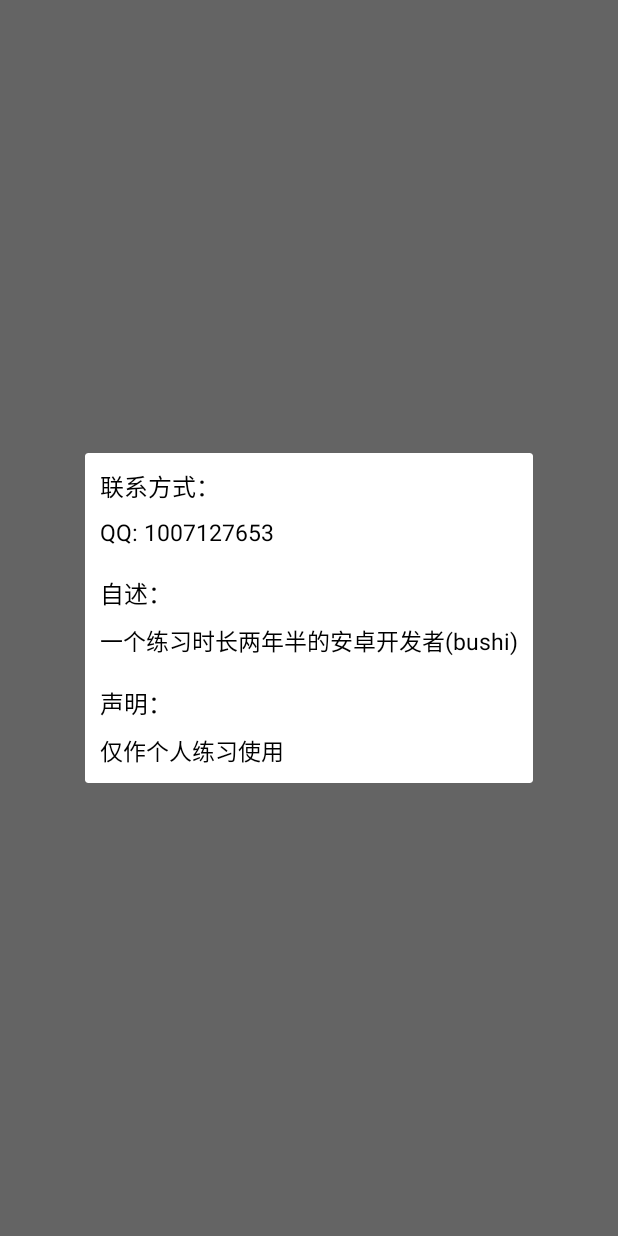
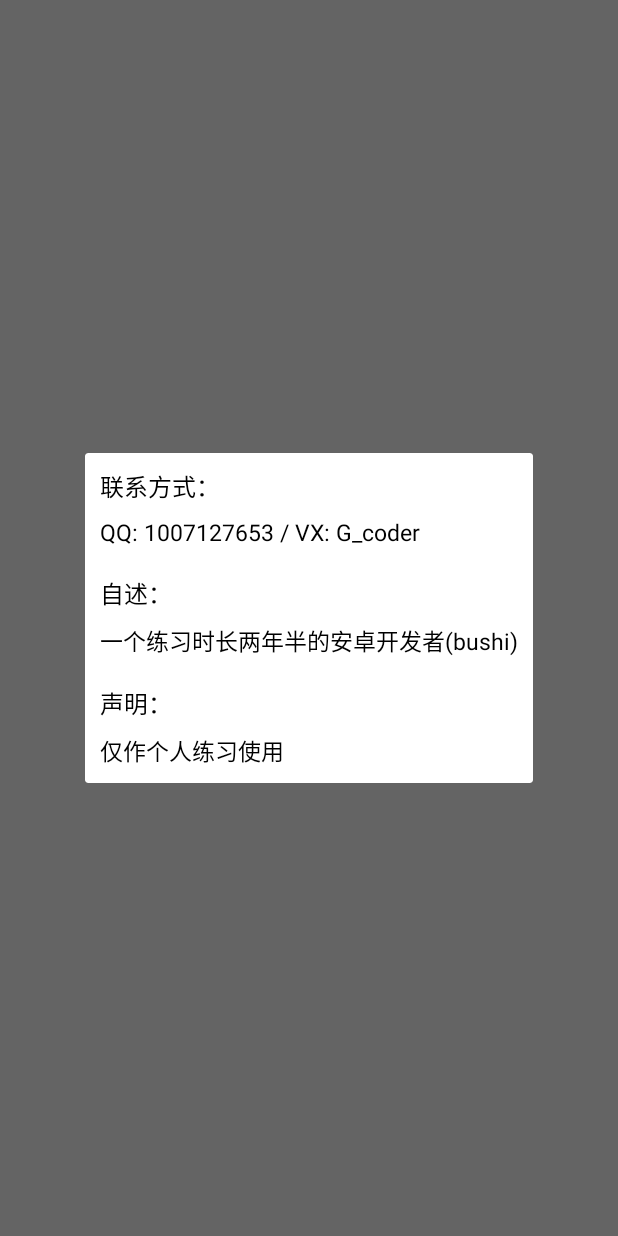
Before and after one commit to G-Pegasus/RedRockExam, an Android app: the fragment AboutAuthor shown on its own in the app's theme, on a phone screen of 412 x 824 dp. Run offline under Robolectric (Android 15) with nearby library versions, the phone set to English and light mode, and no system bars.

```diff
--- a/app/src/main/java/redrock/tongji/redrockexam/model/dao/VideoInfoDao.kt
+++ b/app/src/main/java/redrock/tongji/redrockexam/model/dao/VideoInfoDao.kt
@@ -10,7 +10,7 @@ import redrock.tongji.redrockexam.bean.VideoInfoBean
 
 /**
  * @Author Tongji
- * @Description
+ * @Description 收藏视频
  * @Date create in 2022/7/23 20:42
  */
 
--- a/app/src/main/java/redrock/tongji/redrockexam/model/network/NetStateManager.kt
+++ b/app/src/main/java/redrock/tongji/redrockexam/model/network/NetStateManager.kt
@@ -17,5 +17,4 @@ class NetStateManager private constructor() {
             NetStateManager()
         }
     }
-
 }
--- a/app/src/main/java/redrock/tongji/redrockexam/ui/activity/LikeActivity.kt
+++ b/app/src/main/java/redrock/tongji/redrockexam/ui/activity/LikeActivity.kt
@@ -2,27 +2,21 @@ package redrock.tongji.redrockexam.ui.activity
 
 import android.annotation.SuppressLint
 import android.content.Intent
-import android.graphics.Color
 import android.os.Bundle
 import android.view.View
 import android.view.animation.AnimationUtils
 import android.view.animation.LayoutAnimationController
-import androidx.lifecycle.Observer
 import androidx.lifecycle.ViewModelProvider
 import androidx.recyclerview.widget.LinearLayoutManager
 import redrock.tongji.lib_base.base.BaseBindVMActivity
-import redrock.tongji.lib_base.base.BaseBindVMFragment
 import redrock.tongji.redrockexam.App
 import redrock.tongji.redrockexam.R
 import redrock.tongji.redrockexam.appViewModel
 import redrock.tongji.redrockexam.bean.CommonData
-import redrock.tongji.redrockexam.bean.VideoInfoBean
 import redrock.tongji.redrockexam.databinding.ActivityLikeBinding
 import redrock.tongji.redrockexam.ext.init
 import redrock.tongji.redrockexam.ext.initFloatBtn
 import redrock.tongji.redrockexam.ext.setUiTheme
-import redrock.tongji.redrockexam.model.repository.LikeRepo
-import redrock.tongji.redrockexam.ui.adapter.DailyAdapter
 import redrock.tongji.redrockexam.ui.adapter.LikeAdapter
 import redrock.tongji.redrockexam.ui.viewmodel.LikeViewModel
 
--- a/app/src/main/res/layout/dialog_author.xml
+++ b/app/src/main/res/layout/dialog_author.xml
@@ -31,7 +31,7 @@
             android:layout_below="@id/tv_1"
             android:layout_marginStart="10dp"
             android:layout_marginTop="8dp"
-            android:text="QQ: 1007127653"
+            android:text="QQ: 1007127653 / VX: G_coder"
             android:textColor="@color/black"
             android:textSize="15sp" />
 
```
Also changed, not shown: app/src/main/java/redrock/tongji/redrockexam/util/FatScrollAwareFABBehavior.java (+6 -2 lines), 8 other files.
